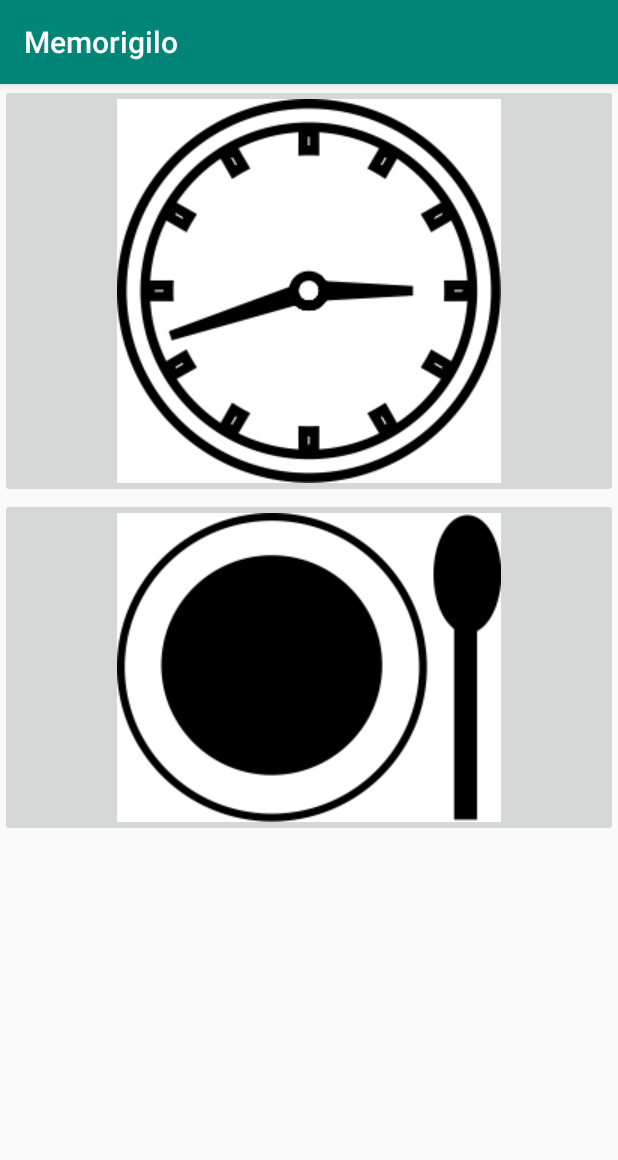
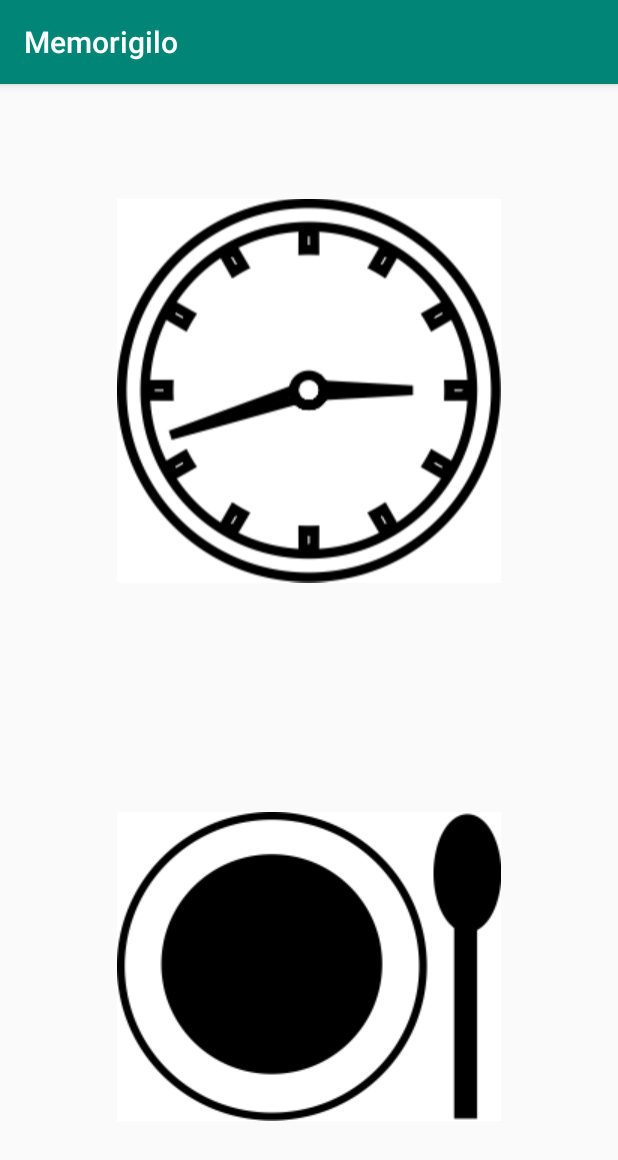
Before and after one commit to stefkosdev/memorigilo, an Android app: the fragment ChooseFragment3 placed in its activity, on a phone screen of 412 x 824 dp. Shown: the top 1160 px of the screen. Run offline under Robolectric (Android 15) with nearby library versions, the phone set to English and light mode, and no system bars.

Commit message:
Image scaling disabled

```diff
--- a/app/src/main/res/layout/choose_fragment3.xml
+++ b/app/src/main/res/layout/choose_fragment3.xml
@@ -5,15 +5,21 @@
 
     <ImageButton
         android:id="@+id/setByTimeB"
-        android:layout_width="match_parent"
+        android:src="@drawable/zegar"
+        android:layout_width="wrap_content"
         android:layout_height="wrap_content"
-        android:src="@drawable/zegar"
-        android:text="Set By Time" />
+        android:layout_weight="1"
+        android:background="@null"
+        android:layout_gravity="center"
+        android:scaleType="fitCenter"/>
 
     <ImageButton
         android:id="@+id/setByFoodB"
-        android:layout_width="match_parent"
+        android:src="@drawable/posilek"
+        android:layout_width="wrap_content"
         android:layout_height="wrap_content"
-        android:src="@drawable/posilek"
-        android:text="setByFood" />
+        android:layout_weight="1"
+        android:background="@null"
+        android:layout_gravity="center"
+        android:scaleType="fitCenter" />
 </LinearLayout>
```
Also changed, not shown: app/src/main/res/layout/choose_fragment2.xml (+5 -2 lines).
